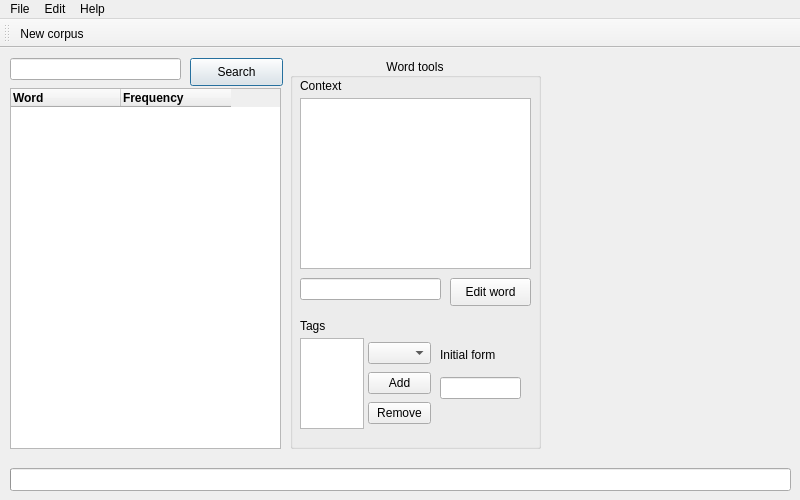
The window that App/app_window.ui (vladrrv/BSU-NLP) describes before a commit, drawn with Qt 5.
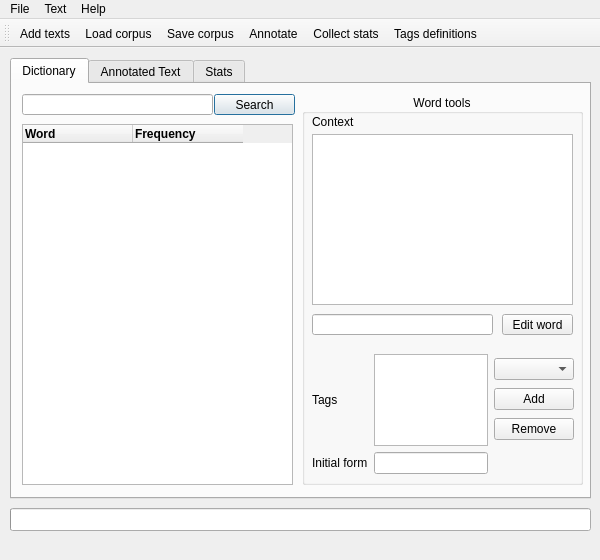
The same window after the commit. Icons and pictures are not drawn.

What changed in the file:
```diff
--- a/App/app_window.ui
+++ b/App/app_window.ui
@@ -6,8 +6,8 @@
    <rect>
     <x>0</x>
     <y>0</y>
-    <width>800</width>
-    <height>500</height>
+    <width>600</width>
+    <height>560</height>
    </rect>
   </property>
   <property name="sizePolicy">
@@ -18,52 +18,26 @@
   </property>
   <property name="minimumSize">
    <size>
-    <width>800</width>
-    <height>500</height>
+    <width>600</width>
+    <height>560</height>
    </size>
   </property>
   <property name="maximumSize">
    <size>
-    <width>800</width>
-    <height>500</height>
+    <width>600</width>
+    <height>560</height>
    </size>
   </property>
   <property name="windowTitle">
    <string>Smart Dictionary</string>
   </property>
   <widget class="QWidget" name="centralwidget">
-   <widget class="QLineEdit" name="le_search">
-    <property name="geometry">
-     <rect>
-      <x>10</x>
-      <y>10</y>
-      <width>171</width>
-      <height>22</height>
-     </rect>
-    </property>
-   </widget>
-   <widget class="QPushButton" name="searchButton">
-    <property name="geometry">
-     <rect>
-      <x>190</x>
-      <y>10</y>
-      <width>93</width>
-      <height>28</height>
-     </rect>
-    </property>
-    <property name="text">
-     <string>Search</string>
-    </property>
-    <property name="default">
-     <bool>true</bool>
-    </property>
-   </widget>
    <widget class="QProgressBar" name="progressBar">
     <property name="geometry">
      <rect>
       <x>10</x>
-      <y>420</y>
-      <width>781</width>
+      <y>460</y>
+      <width>581</width>
       <height>23</height>
      </rect>
     </property>
@@ -74,7 +48,23 @@
      <bool>false</bool>
     </property>
    </widget>
-   <widget class="QTableWidget" name="tableWidget">
+   <widget class="QTabWidget" name="tabWidget">
+    <property name="geometry">
+     <rect>
+      <x>10</x>
+      <y>10</y>
+      <width>581</width>
+      <height>441</height>
+     </rect>
+    </property>
+    <property name="currentIndex">
+     <number>0</number>
+    </property>
+    <widget class="QWidget" name="tab">
+     <attribute name="title">
+      <string>Dictionary</string>
+     </attribute>
+     <widget class="QTableWidget" name="tw_wordfreq">
     <property name="geometry">
      <rect>
       <x>10</x>
@@ -159,12 +149,38 @@
      </property>
     </column>
    </widget>
+     <widget class="QPushButton" name="pb_search">
+      <property name="geometry">
+       <rect>
+        <x>202</x>
+        <y>10</y>
+        <width>81</width>
+        <height>21</height>
+       </rect>
+      </property>
+      <property name="text">
+       <string>Search</string>
+      </property>
+      <property name="default">
+       <bool>true</bool>
+      </property>
+     </widget>
+     <widget class="QLineEdit" name="le_search">
+      <property name="geometry">
+       <rect>
+        <x>10</x>
+        <y>10</y>
+        <width>191</width>
+        <height>21</height>
+       </rect>
+      </property>
+     </widget>
    <widget class="QGroupBox" name="groupBox">
     <property name="geometry">
      <rect>
       <x>290</x>
       <y>10</y>
-      <width>251</width>
+        <width>281</width>
       <height>391</height>
      </rect>
     </property>
@@ -179,7 +195,7 @@
       <rect>
        <x>10</x>
        <y>40</y>
-       <width>231</width>
+         <width>261</width>
        <height>171</height>
       </rect>
      </property>
@@ -189,15 +205,15 @@
       <rect>
        <x>10</x>
        <y>220</y>
-       <width>141</width>
-       <height>22</height>
+         <width>181</width>
+         <height>21</height>
       </rect>
      </property>
      <property name="readOnly">
       <bool>true</bool>
      </property>
     </widget>
-    <widget class="QLabel" name="label_2">
+      <widget class="QLabel" name="label_context">
      <property name="geometry">
       <rect>
        <x>10</x>
@@ -210,49 +226,33 @@
       <string>Context</string>
      </property>
     </widget>
-    <widget class="QPushButton" name="editButton">
+      <widget class="QPushButton" name="pb_edit">
      <property name="geometry">
       <rect>
-       <x>160</x>
+         <x>200</x>
        <y>220</y>
-       <width>81</width>
-       <height>28</height>
+         <width>71</width>
+         <height>21</height>
       </rect>
      </property>
      <property name="text">
       <string>Edit word</string>
      </property>
     </widget>
-    <widget class="QLabel" name="label">
+      <widget class="QWidget" name="gridLayoutWidget">
      <property name="geometry">
       <rect>
        <x>10</x>
        <y>260</y>
-       <width>31</width>
-       <height>16</height>
-      </rect>
-     </property>
-     <property name="text">
-      <string>Tags</string>
-     </property>
-    </widget>
-    <widget class="QWidget" name="horizontalLayoutWidget">
-     <property name="geometry">
-      <rect>
-       <x>10</x>
-       <y>280</y>
-       <width>131</width>
-       <height>91</height>
-      </rect>
-     </property>
-     <layout class="QHBoxLayout" name="horizontalLayout">
-      <property name="spacing">
-       <number>4</number>
-      </property>
-      <item>
+         <width>262</width>
+         <height>120</height>
+        </rect>
+       </property>
+       <layout class="QGridLayout" name="gridLayout">
+        <item row="0" column="1">
        <widget class="QListWidget" name="lw_tags"/>
       </item>
-      <item>
+        <item row="0" column="2">
        <layout class="QVBoxLayout" name="verticalLayout_2">
         <property name="spacing">
          <number>4</number>
@@ -276,26 +276,21 @@
         </item>
        </layout>
       </item>
-     </layout>
-    </widget>
-    <widget class="QWidget" name="verticalLayoutWidget">
-     <property name="geometry">
-      <rect>
-       <x>150</x>
-       <y>280</y>
-       <width>81</width>
-       <height>61</height>
-      </rect>
-     </property>
-     <layout class="QVBoxLayout" name="verticalLayout">
-      <item>
-       <widget class="QLabel" name="label_3">
+        <item row="0" column="0">
+         <widget class="QLabel" name="label_tags">
+          <property name="text">
+           <string>Tags</string>
+          </property>
+         </widget>
+        </item>
+        <item row="1" column="0">
+         <widget class="QLabel" name="label_init">
         <property name="text">
          <string>Initial form</string>
         </property>
        </widget>
       </item>
-      <item>
+        <item row="1" column="1">
        <widget class="QLineEdit" name="le_initform">
         <property name="enabled">
          <bool>true</bool>
@@ -309,12 +304,64 @@
     </widget>
    </widget>
   </widget>
+    <widget class="QWidget" name="tab_2">
+     <attribute name="title">
+      <string>Annotated Text</string>
+     </attribute>
+     <widget class="QTextBrowser" name="tb_annotated">
+      <property name="geometry">
+       <rect>
+        <x>10</x>
+        <y>10</y>
+        <width>551</width>
+        <height>391</height>
+       </rect>
+      </property>
+     </widget>
+    </widget>
+    <widget class="QWidget" name="tab_3">
+     <attribute name="title">
+      <string>Stats</string>
+     </attribute>
+     <widget class="QTableWidget" name="tw_stat_t">
+      <property name="geometry">
+       <rect>
+        <x>10</x>
+        <y>10</y>
+        <width>181</width>
+        <height>261</height>
+       </rect>
+      </property>
+     </widget>
+     <widget class="QTableWidget" name="tw_stat_tw">
+      <property name="geometry">
+       <rect>
+        <x>200</x>
+        <y>10</y>
+        <width>181</width>
+        <height>261</height>
+       </rect>
+      </property>
+     </widget>
+     <widget class="QTableWidget" name="tw_stat_tt">
+      <property name="geometry">
+       <rect>
+        <x>390</x>
+        <y>10</y>
+        <width>181</width>
+        <height>261</height>
+       </rect>
+      </property>
+     </widget>
+    </widget>
+   </widget>
+  </widget>
   <widget class="QMenuBar" name="menubar">
    <property name="geometry">
     <rect>
      <x>0</x>
      <y>0</y>
-     <width>800</width>
+     <width>600</width>
      <height>26</height>
     </rect>
    </property>
@@ -322,14 +369,16 @@
     <property name="title">
      <string>File</string>
     </property>
-    <addaction name="actionAdd_Corpus_Directory"/>
-    <addaction name="actionSave_Dictionary"/>
-    <addaction name="actionLoad_Dictionary"/>
+    <addaction name="action_add"/>
+    <addaction name="action_save"/>
+    <addaction name="action_load"/>
    </widget>
    <widget class="QMenu" name="menuEdit">
     <property name="title">
-     <string>Edit</string>
+     <string>Text</string>
     </property>
+    <addaction name="action_annotate"/>
+    <addaction name="action_collect"/>
    </widget>
    <widget class="QMenu" name="menuHelp">
     <property name="title">
@@ -351,26 +400,65 @@
    <attribute name="toolBarBreak">
     <bool>false</bool>
    </attribute>
-   <addaction name="actionAdd_Corpus_Directory"/>
+   <addaction name="action_add"/>
+   <addaction name="action_load"/>
+   <addaction name="action_save"/>
+   <addaction name="action_annotate"/>
+   <addaction name="action_collect"/>
+   <addaction name="action_td"/>
   </widget>
-  <action name="actionAdd_Corpus_Directory">
+  <action name="action_add">
+   <property name="icon">
+    <iconset resource="App.qrc">
+     <normaloff>:/icon/24x24/2.png</normaloff>:/icon/24x24/2.png</iconset>
+   </property>
    <property name="text">
-    <string>New corpus</string>
+    <string>Add texts</string>
    </property>
   </action>
-  <action name="actionSave_Dictionary">
+  <action name="action_save">
+   <property name="icon">
+    <iconset resource="App.qrc">
+     <normaloff>:/icon/24x24/22.png</normaloff>:/icon/24x24/22.png</iconset>
+   </property>
    <property name="text">
-    <string>Save dictionary</string>
+    <string>Save corpus</string>
    </property>
   </action>
-  <action name="actionLoad_Dictionary">
+  <action name="action_load">
+   <property name="icon">
+    <iconset resource="App.qrc">
+     <normaloff>:/icon/24x24/52.png</normaloff>:/icon/24x24/52.png</iconset>
+   </property>
    <property name="text">
-    <string>Load dictionary</string>
+    <string>Load corpus</string>
    </property>
   </action>
   <action name="action_td">
+   <property name="icon">
+    <iconset resource="App.qrc">
+     <normaloff>:/icon/24x24/3.png</normaloff>:/icon/24x24/3.png</iconset>
+   </property>
    <property name="text">
-    <string>Tags Definitions</string>
+    <string>Tags definitions</string>
+   </property>
+  </action>
+  <action name="action_collect">
+   <property name="icon">
+    <iconset resource="App.qrc">
+     <normaloff>:/icon/24x24/11.png</normaloff>:/icon/24x24/11.png</iconset>
+   </property>
+   <property name="text">
+    <string>Collect stats</string>
+   </property>
+  </action>
+  <action name="action_annotate">
+   <property name="icon">
+    <iconset resource="App.qrc">
+     <normaloff>:/icon/24x24/96.png</normaloff>:/icon/24x24/96.png</iconset>
+   </property>
+   <property name="text">
+    <string>Annotate</string>
    </property>
   </action>
  </widget>
```
Left out of the diff: 4 changed lines with no effect on the pictures. Lines whose indentation alone changed are shown as unchanged.
